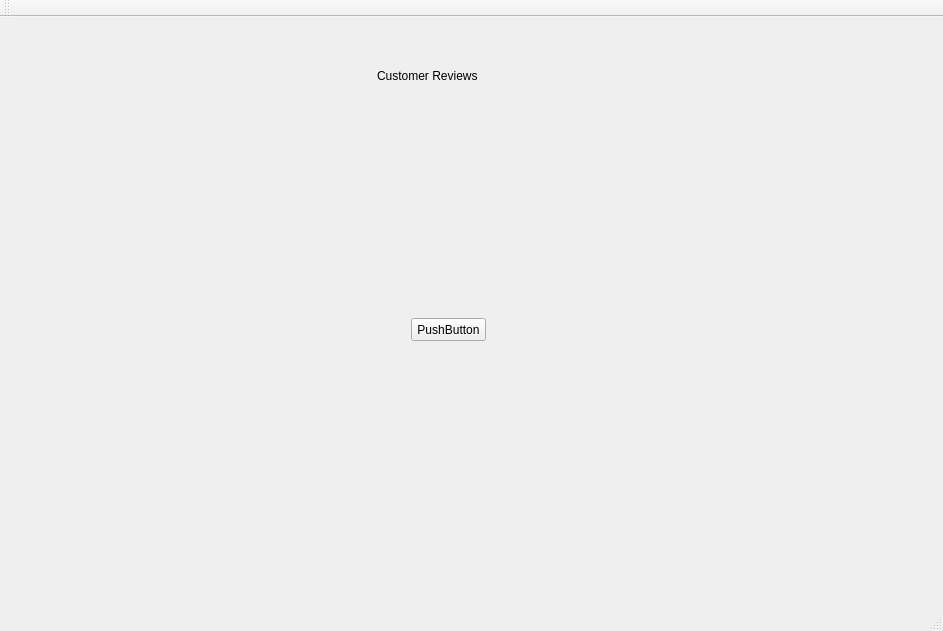
First picture: the form in IRobot/mainwindow.ui, repository OwlbitCode/CS-c1-project1, before the edit.
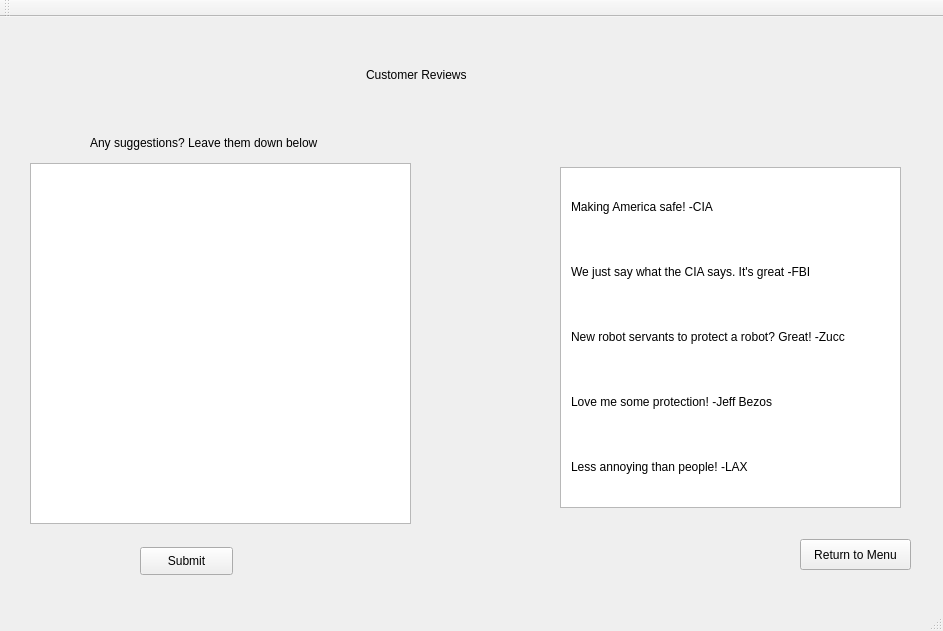
Second picture: the form after the edit. The open tabs and pages were chosen to show the change. Icons and pictures are not drawn.

Diff of the .ui file:
```diff
--- a/IRobot/mainwindow.ui
+++ b/IRobot/mainwindow.ui
@@ -32,8 +32,8 @@
    <widget class="QStackedWidget" name="stackedWidget">
     <property name="geometry">
      <rect>
-      <x>11</x>
-      <y>11</y>
+      <x>0</x>
+      <y>10</y>
       <width>961</width>
       <height>571</height>
      </rect>
@@ -1554,14 +1554,107 @@
      <widget class="QPushButton" name="pushButton_21">
       <property name="geometry">
        <rect>
-        <x>400</x>
-        <y>290</y>
-        <width>75</width>
-        <height>23</height>
+        <x>800</x>
+        <y>512</y>
+        <width>111</width>
+        <height>31</height>
        </rect>
       </property>
       <property name="text">
-       <string>PushButton</string>
+       <string>Return to Menu</string>
+      </property>
+     </widget>
+     <widget class="QLabel" name="label_9">
+      <property name="geometry">
+       <rect>
+        <x>90</x>
+        <y>100</y>
+        <width>251</width>
+        <height>31</height>
+       </rect>
+      </property>
+      <property name="text">
+       <string>Any suggestions? Leave them down below</string>
+      </property>
+     </widget>
+     <widget class="QTextBrowser" name="textBrowser_2">
+      <property name="geometry">
+       <rect>
+        <x>560</x>
+        <y>140</y>
+        <width>341</width>
+        <height>341</height>
+       </rect>
+      </property>
+     </widget>
+     <widget class="QWidget" name="verticalLayoutWidget_2">
+      <property name="geometry">
+       <rect>
+        <x>560</x>
+        <y>139</y>
+        <width>341</width>
+        <height>341</height>
+       </rect>
+      </property>
+      <layout class="QVBoxLayout" name="verticalLayout_3">
+       <item>
+        <widget class="QLabel" name="label_10">
+         <property name="text">
+          <string>Making America safe! -CIA</string>
+         </property>
+        </widget>
+       </item>
+       <item>
+        <widget class="QLabel" name="label_11">
+         <property name="text">
+          <string>We just say what the CIA says. It's great -FBI</string>
+         </property>
+        </widget>
+       </item>
+       <item>
+        <widget class="QLabel" name="label_13">
+         <property name="text">
+          <string>New robot servants to protect a robot? Great! -Zucc</string>
+         </property>
+        </widget>
+       </item>
+       <item>
+        <widget class="QLabel" name="label_14">
+         <property name="text">
+          <string>Love me some protection! -Jeff Bezos</string>
+         </property>
+        </widget>
+       </item>
+       <item>
+        <widget class="QLabel" name="label_12">
+         <property name="text">
+          <string>Less annoying than people! -LAX</string>
+         </property>
+        </widget>
+       </item>
+      </layout>
+     </widget>
+     <widget class="QPushButton" name="pushButton_18">
+      <property name="geometry">
+       <rect>
+        <x>140</x>
+        <y>520</y>
+        <width>93</width>
+        <height>28</height>
+       </rect>
+      </property>
+      <property name="text">
+       <string>Submit</string>
+      </property>
+     </widget>
+     <widget class="QTextEdit" name="textEdit_2">
+      <property name="geometry">
+       <rect>
+        <x>30</x>
+        <y>136</y>
+        <width>381</width>
+        <height>361</height>
+       </rect>
       </property>
      </widget>
     </widget>
```
Left out of the diff: 88 changed lines with no effect on the pictures.
